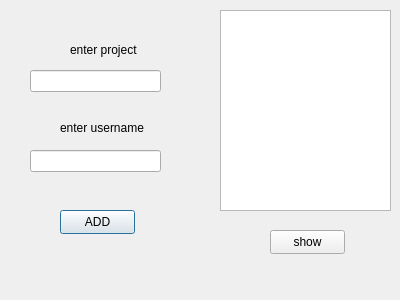
This is dialog_add_member_to_project.ui in annishelion/ap-projet as Qt 5 draws it before an edit. The edited form follows.
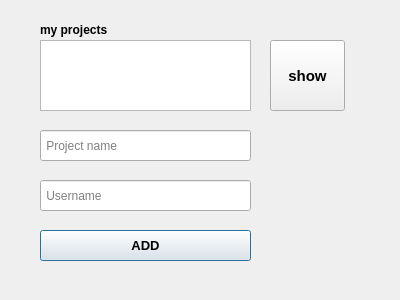
This is the edited form.

What changed in the file:
```diff
--- a/dialog_add_member_to_project.ui
+++ b/dialog_add_member_to_project.ui
@@ -16,68 +16,54 @@
   <widget class="QListWidget" name="listWidget">
    <property name="geometry">
     <rect>
-     <x>220</x>
-     <y>10</y>
-     <width>171</width>
-     <height>201</height>
+     <x>40</x>
+     <y>40</y>
+     <width>211</width>
+     <height>71</height>
     </rect>
    </property>
   </widget>
   <widget class="QLineEdit" name="enter_username">
    <property name="geometry">
     <rect>
-     <x>30</x>
-     <y>150</y>
-     <width>131</width>
-     <height>22</height>
+     <x>40</x>
+     <y>180</y>
+     <width>211</width>
+     <height>31</height>
     </rect>
    </property>
+   <property name="placeholderText">
+    <string> Username</string>
+   </property>
   </widget>
   <widget class="QLineEdit" name="enter_project">
    <property name="geometry">
     <rect>
-     <x>30</x>
-     <y>70</y>
-     <width>131</width>
-     <height>22</height>
+     <x>40</x>
+     <y>130</y>
+     <width>211</width>
+     <height>31</height>
     </rect>
    </property>
-  </widget>
-  <widget class="QLabel" name="label">
-   <property name="geometry">
-    <rect>
-     <x>60</x>
-     <y>120</y>
-     <width>91</width>
-     <height>16</height>
-    </rect>
-   </property>
-   <property name="text">
-    <string>enter username</string>
-   </property>
-  </widget>
-  <widget class="QLabel" name="label_2">
-   <property name="geometry">
-    <rect>
-     <x>70</x>
-     <y>40</y>
-     <width>81</width>
-     <height>20</height>
-    </rect>
-   </property>
-   <property name="text">
-    <string>enter project</string>
+   <property name="placeholderText">
+    <string> Project name</string>
    </property>
   </widget>
   <widget class="QPushButton" name="add">
    <property name="geometry">
     <rect>
-     <x>60</x>
-     <y>210</y>
-     <width>75</width>
-     <height>24</height>
+     <x>40</x>
+     <y>230</y>
+     <width>211</width>
+     <height>31</height>
     </rect>
    </property>
+   <property name="font">
+    <font>
+     <pointsize>10</pointsize>
+     <bold>true</bold>
+    </font>
+   </property>
    <property name="text">
     <string>ADD</string>
    </property>
@@ -86,15 +72,39 @@
    <property name="geometry">
     <rect>
      <x>270</x>
-     <y>230</y>
+     <y>40</y>
      <width>75</width>
-     <height>24</height>
+     <height>71</height>
     </rect>
    </property>
+   <property name="font">
+    <font>
+     <pointsize>11</pointsize>
+     <bold>true</bold>
+    </font>
+   </property>
    <property name="text">
     <string>show</string>
    </property>
   </widget>
+  <widget class="QLabel" name="label">
+   <property name="geometry">
+    <rect>
+     <x>40</x>
+     <y>20</y>
+     <width>141</width>
+     <height>20</height>
+    </rect>
+   </property>
+   <property name="font">
+    <font>
+     <bold>true</bold>
+    </font>
+   </property>
+   <property name="text">
+    <string>my projects</string>
+   </property>
+  </widget>
  </widget>
  <resources/>
  <connections/>
```
